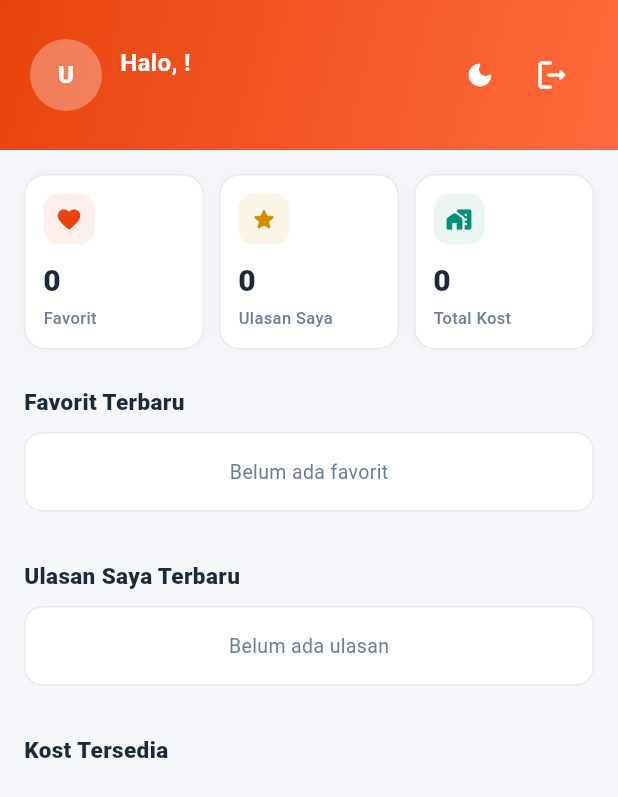
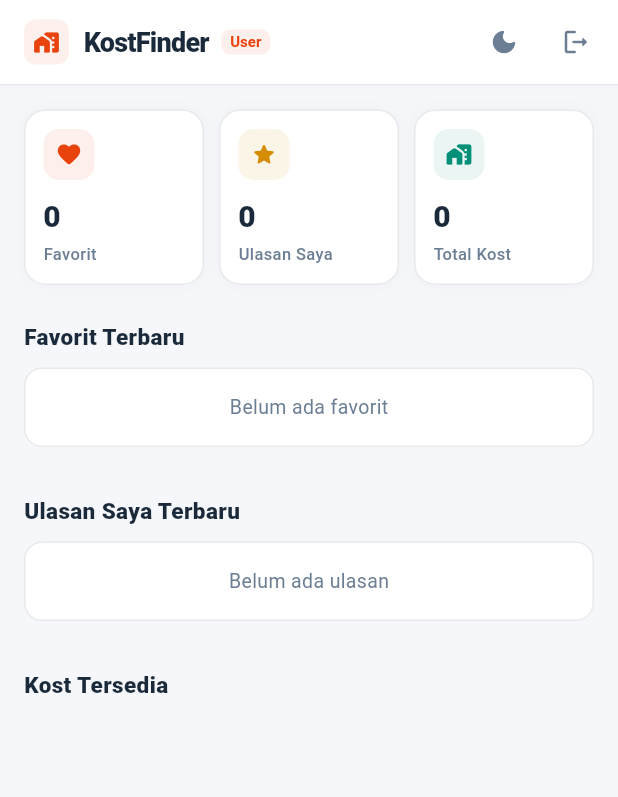
Before and after one commit to YuB14/KostFinder, a Flutter app: the DashboardScreen screen opened directly, on a phone screen of 412 x 824 dp. Shown: the top 797 px of the screen. Run offline on Flutter 3.47's test engine with Material 3 defaults, Android fonts, the phone set to English and light mode, and no system bars; our stand-ins replace cached_network_image, image_picker, shared_preferences; accounts and stored records are empty; network calls fail; Roboto replaces fonts that are missing (DM Sans).

Commit message:
menyesuaikan ui user dengan admin part 3, main dart admin dan user masih bypass login)

```diff
--- a/flutter_kostfinder/lib/User/screens/dashboard/dashboard_screen.dart
+++ b/flutter_kostfinder/lib/User/screens/dashboard/dashboard_screen.dart
@@ -85,105 +85,36 @@ class _DashboardScreenState extends State<DashboardScreen> {
   Widget build(BuildContext context) {
     final isDark = Theme.of(context).brightness == Brightness.dark;
     final card = isDark ? AppColors.cardDark : AppColors.cardLight;
-    final border = isDark ? AppColors.borderDark : AppColors.borderLight;
     final muted = isDark ? AppColors.mutedDark : AppColors.mutedLight;
     final textColor = isDark ? AppColors.textDark : AppColors.textLight;
+    final border = isDark ? AppColors.borderDark : AppColors.borderLight;
 
     return Scaffold(
-      body: RefreshIndicator(
-        onRefresh: _loadData,
-        color: AppColors.coral,
-        child: CustomScrollView(
-          controller: _scrollCtrl,
-          slivers: [
-          SliverAppBar(
-            expandedHeight: 100,
-            floating: false,
-            pinned: true,
+      appBar: AppBar(
+        backgroundColor: card,
+        elevation: 0,
+        surfaceTintColor: Colors.transparent,
         automaticallyImplyLeading: false,
-            backgroundColor: AppColors.coral,
-            elevation: 0,
-            title: AnimatedOpacity(
-              opacity: _scrolled ? 1.0 : 0.0,
-              duration: const Duration(milliseconds: 200),
-              child: Row(children: [
-                CircleAvatar(
-                  radius: 14,
-                  backgroundColor: Colors.white.withValues(alpha: 0.3),
-                  backgroundImage: _userPhotoUrl != null ? NetworkImage(_userPhotoUrl!) : null,
-                  child: _userPhotoUrl == null ? Text(Helpers.initials(_userName),
-                      style: const TextStyle(color: Colors.white, fontWeight: FontWeight.w800, fontSize: 11)) : null,
+        title: Row(children: [
+          Container(
+            padding: const EdgeInsets.all(6),
+            decoration: BoxDecoration(color: AppColors.coralBg, borderRadius: BorderRadius.circular(8)),
+            child: const Icon(Icons.home_work_rounded, color: AppColors.coral, size: 18),
           ),
+          const SizedBox(width: 10),
+          Text('KostFinder', style: TextStyle(fontSize: 18, fontWeight: FontWeight.w800, color: textColor, letterSpacing: -0.5)),
           const SizedBox(width: 8),
-                Text('Halo, ${_userName.split(" ").first}!',
-                    style: const TextStyle(color: Colors.white, fontSize: 15, fontWeight: FontWeight.w700)),
+          Container(
+            padding: const EdgeInsets.symmetric(horizontal: 6, vertical: 2),
+            decoration: BoxDecoration(color: AppColors.coralBg, borderRadius: BorderRadius.circular(6)),
+            child: const Text('User', style: TextStyle(fontSize: 10, fontWeight: FontWeight.w700, color: AppColors.coral)),
+          ),
         ]),
+        bottom: PreferredSize(
+          preferredSize: const Size.fromHeight(1),
+          child: Divider(height: 1, thickness: 1, color: border),
         ),
         actions: [
-              AnimatedOpacity(
-                opacity: _scrolled ? 1.0 : 0.0,
-                duration: const Duration(milliseconds: 200),
-                child: ValueListenableBuilder<ThemeMode>(
-                  valueListenable: themeNotifier,
-                  builder: (_, mode, __) {
-                    final isDarkMode = mode == ThemeMode.dark ||
-                        (mode == ThemeMode.system &&
-                            WidgetsBinding.instance.platformDispatcher.platformBrightness == Brightness.dark);
-                    return IconButton(
-                      icon: Icon(isDarkMode ? Icons.light_mode_rounded : Icons.dark_mode_rounded, size: 20, color: Colors.white),
-                      onPressed: () => themeNotifier.value = isDarkMode ? ThemeMode.light : ThemeMode.dark,
-                    );
-                  },
-                ),
-              ),
-              AnimatedOpacity(
-                opacity: _scrolled ? 1.0 : 0.0,
-                duration: const Duration(milliseconds: 200),
-                child: IconButton(
-                  icon: const Icon(Icons.logout_rounded, color: Colors.white),
-                  onPressed: _logout,
-                ),
-              ),
-            ],
-            flexibleSpace: FlexibleSpaceBar(
-              collapseMode: CollapseMode.pin,
-              background: Container(
-                decoration: const BoxDecoration(
-                  gradient: LinearGradient(
-                    colors: [AppColors.coral, AppColors.coral2],
-                    begin: Alignment.topLeft,
-                    end: Alignment.bottomRight,
-                  ),
-                ),
-                child: SafeArea(
-                  bottom: false,
-                  child: Padding(
-                    padding: const EdgeInsets.fromLTRB(20, 12, 20, 12),
-                    child: Row(
-                      crossAxisAlignment: CrossAxisAlignment.center,
-                      children: [
-                        CircleAvatar(
-                          radius: 24,
-                          backgroundColor: Colors.white.withValues(alpha: 0.3),
-                          backgroundImage: _userPhotoUrl != null ? NetworkImage(_userPhotoUrl!) : null,
-                          child: _userPhotoUrl == null
-                              ? Text(Helpers.initials(_userName),
-                                  style: const TextStyle(color: Colors.white, fontWeight: FontWeight.w800, fontSize: 16))
-                              : null,
-                        ),
-                        const SizedBox(width: 12),
-                        Expanded(
-                          child: Column(
-                            crossAxisAlignment: CrossAxisAlignment.start,
-                            mainAxisAlignment: MainAxisAlignment.center,
-                            children: [
-                              Text('Halo, ${_userName.split(" ").first}!',
-                                  style: const TextStyle(color: Colors.white, fontSize: 16, fontWeight: FontWeight.w700)),
-                              Text(_userEmail,
-                                  style: const TextStyle(color: Colors.white70, fontSize: 12)),
-                            ],
-                          ),
-                        ),
           ValueListenableBuilder<ThemeMode>(
             valueListenable: themeNotifier,
             builder: (_, mode, __) {
@@ -191,23 +122,24 @@ class _DashboardScreenState extends State<DashboardScreen> {
                   (mode == ThemeMode.system &&
                       WidgetsBinding.instance.platformDispatcher.platformBrightness == Brightness.dark);
               return IconButton(
-                              icon: Icon(isDarkMode ? Icons.light_mode_rounded : Icons.dark_mode_rounded, size: 20, color: Colors.white),
+                icon: Icon(isDarkMode ? Icons.light_mode_rounded : Icons.dark_mode_rounded, size: 20, color: muted),
                 onPressed: () => themeNotifier.value = isDarkMode ? ThemeMode.light : ThemeMode.dark,
               );
             },
           ),
           IconButton(
-                          icon: const Icon(Icons.logout_rounded, color: Colors.white),
+            icon: Icon(Icons.logout_rounded, color: muted, size: 20),
             onPressed: _logout,
           ),
+          const SizedBox(width: 4),
         ],
       ),
-                  ),
-                ),
-              ),
-            ),
-          ),
-
+      body: RefreshIndicator(
+        onRefresh: _loadData,
+        color: AppColors.coral,
+        child: CustomScrollView(
+          controller: _scrollCtrl,
+          slivers: [
                         if (_isLoading)
               const SliverFillRemaining(
                   child: Center(child: CircularProgressIndicator(color: AppColors.coral)))
```
Also changed, not shown: flutter_kostfinder/lib/User/screens/favorite/favorite_screen.dart (+44 -66 lines), flutter_kostfinder/lib/User/screens/kost/kost_screen.dart (+5 -9 lines), flutter_kostfinder/lib/User/screens/prediksi/prediksi_screen.dart (+15 -3 lines). Lines whose indentation alone changed are shown as unchanged.
